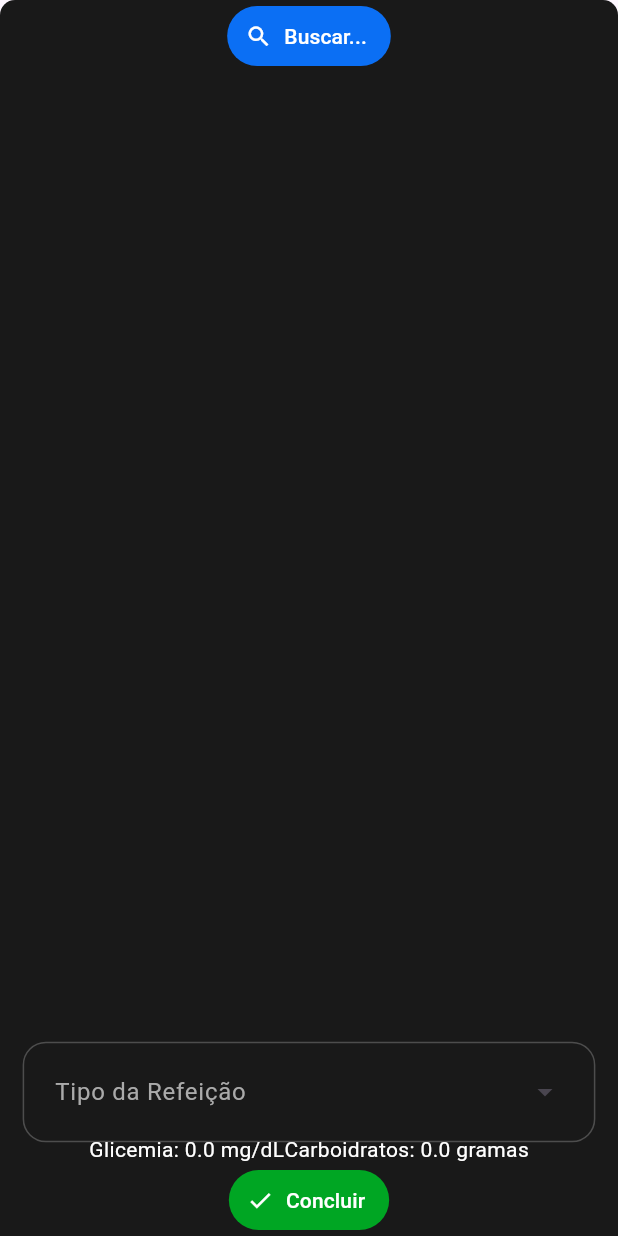
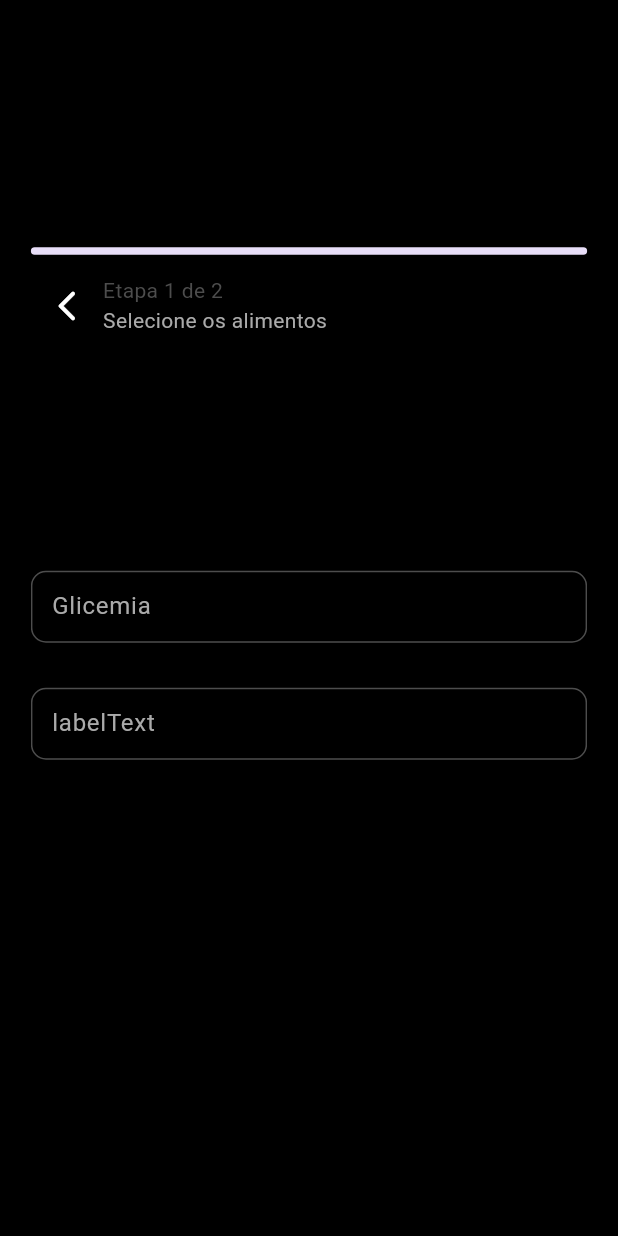
Before and after one commit to ezboy4life/carbonet, a Flutter app: the AdicionarRefeicao screen opened directly, on a phone screen of 412 x 824 dp. Run offline on Flutter 3.47's test engine with Material 3 defaults, Android fonts, the phone set to English and light mode, and no system bars; our stand-ins replace logger, sqflite; accounts and stored records are empty.

Commit message:
Update página de adicionar refeições
Parcialmente feito o paginador da página de adicionar refeições, que vai
separar as informações da listagem de alimentos adicionados.

```diff
--- a/lib/pages/add_refeicao.dart
+++ b/lib/pages/add_refeicao.dart
@@ -8,10 +8,13 @@ import 'package:carbonet/pages/selecionar_alimentos.dart';
 import 'package:carbonet/utils/app_colors.dart';
 import 'package:carbonet/utils/dao_procedure_coupler.dart';
 import 'package:carbonet/utils/logged_user_access.dart';
+import 'package:carbonet/utils/logger.dart';
+import 'package:carbonet/widgets/date_input_field.dart';
 import 'package:carbonet/widgets/dropdown_menu.dart';
 import 'package:carbonet/widgets/dropdown_menu_entry.dart';
+import 'package:carbonet/widgets/input_field.dart';
 import 'package:flutter/material.dart';
-import 'package:flutter/widgets.dart';
+import 'package:flutter/services.dart';
 
 class AdicionarRefeicao extends StatefulWidget {
   const AdicionarRefeicao({super.key});
@@ -23,8 +26,20 @@ class AdicionarRefeicao extends StatefulWidget {
 class _AdicionarRefeicaoState extends State<AdicionarRefeicao> {
   final List<AlimentoIngerido> alimentosSelecionados = [];
   final TextEditingController tipoRefeicaoController = TextEditingController();
-  double glicemia = 0;
-  double totalCHO = 0;
+  final TextEditingController _glicemiaController = TextEditingController();
+  final TextEditingController _dateController = TextEditingController();
+  DateTime? selectedBirthDate;
+
+  final List<String> _hintTexts = [
+    "Selecione os alimentos",
+    "Preencha os dados",
+  ];
+  late List<Widget> _pageList;
+  final PageController _pageViewController = PageController();
+  double glicemia = 0.0;
+  double totalCHO = 0.0;
+  double _currentProgress = 0.0;
+  int _currentPageIndex = 0;
 
   final List<DropdownMenuEntry<String>> tiposDeRefeicao = [
     CustomDropdownMenuEntry(value: "Café da manhã", label: "Café da manhã"),
@@ -32,6 +47,52 @@ class _AdicionarRefeicaoState extends State<AdicionarRefeicao> {
     CustomDropdownMenuEntry(value: "Janta", label: "Janta"),
     CustomDropdownMenuEntry(value: "Lanche", label: "Lanche"),
   ];
+
+  double _normalize(int min, int max, int value) {
+    return (value - min) / (max - min);
+  }
+
+  void _handlePageChanged(int currentPageIndex) {
+    _currentProgress = _normalize(0, _pageList.length - 1, currentPageIndex);
+    setState(() {
+      _currentPageIndex = currentPageIndex;
+    });
+  }
+
+  void _nextPage() {
+    _pageViewController.nextPage(
+      duration: const Duration(milliseconds: 300),
+      curve: Curves.easeIn,
+    );
+  }
+
+  void _previousPage() {
+    _pageViewController.previousPage(
+      duration: const Duration(milliseconds: 300),
+      curve: Curves.easeIn,
+    );
+  }
+
+  void _handleDateSelected(DateTime date) {
+    setState(() {
+      selectedBirthDate = date;
+    });
+    infoLog("Data selecionada: ${selectedBirthDate.toString()}");
+  }
+
+  @override
+  void initState() {
+    super.initState();
+    _pageList = [
+      FoodList(
+        nextPage: _nextPage,
+        glicemiaController: _glicemiaController,
+        onDateSelected: _handleDateSelected,
+        dateController: _dateController,
+      ),
+      const Text("Página de informações"),
+    ];
+  }
 
   @override
   void setState(VoidCallback fn) {
@@ -45,58 +106,116 @@ class _AdicionarRefeicaoState extends State<AdicionarRefeicao> {
 
   @override
   Widget build(BuildContext context) {
-    return Center(
-      child: Container(
-        decoration: const BoxDecoration(
-          color: AppColors.dialogBackground2,
-          borderRadius: BorderRadius.vertical(
-            top: Radius.circular(10),
-          ),
-        ),
+    double screenHeight = MediaQuery.of(context).size.height;
+    double screenWidth = MediaQuery.of(context).size.width;
+
+    return Scaffold(
+      backgroundColor: Colors.black,
+      resizeToAvoidBottomInset: false,
+      body: Center(
+        child: SizedBox(
+          height: screenHeight * 0.6,
+          width: screenWidth * 0.9,
           child: Column(
             mainAxisAlignment: MainAxisAlignment.center,
             children: [
-            TextButton_BuscarAlimentos(
-              alimentosSelecionados: alimentosSelecionados,
-              setPageState: setState,
+              LinearProgressIndicator(
+                value: _currentProgress,
+                minHeight: 5,
+                borderRadius: const BorderRadius.all(Radius.circular(100)),
               ),
-            Padding(
-              padding: const EdgeInsets.all(16.0),
-              child: ListView_AlimentosSelecionados(
-                alimentosSelecionados: alimentosSelecionados,
-              ),
-            ),
-            const Spacer(),
-            CustomDropDownMenu(
-              labelText: "Tipo da Refeição",
-              dropdownMenuEntries: tiposDeRefeicao,
+              const SizedBox(
+                height: 10,
               ),
               Row(
-              mainAxisAlignment: MainAxisAlignment.center,
+                mainAxisAlignment: MainAxisAlignment.start,
                 children: [
-                Text(
-                  "Glicemia: ${glicemia} mg/dL",
-                  style: const TextStyle(
+                  IconButton(
+                    onPressed: () {
+                      infoLog("Botão de voltar");
+                      _previousPage();
+                    },
+                    icon: const Icon(
+                      Icons.arrow_back_ios_new_rounded,
                       color: Colors.white,
                     ),
                   ),
+                  Column(
+                    mainAxisAlignment: MainAxisAlignment.center,
+                    crossAxisAlignment: CrossAxisAlignment.start,
+                    children: [
                       Text(
-                  "Carboidratos: ${totalCHO} gramas",
+                        "Etapa ${_currentPageIndex + 1} de ${_pageList.length}",
                         style: const TextStyle(
-                    color: Colors.white,
+                          color: AppColors.fontDimmed,
+                        ),
+                      ),
+                      Text(
+                        _hintTexts[_currentPageIndex],
+                        style: const TextStyle(
+                          color: AppColors.fontBright,
+                        ),
+                      ),
+                    ],
+                  )
+                ],
+              ),
+              Expanded(
+                child: PageView(
+                  controller: _pageViewController,
+                  physics: const NeverScrollableScrollPhysics(),
+                  onPageChanged: _handlePageChanged,
+                  children: _pageList,
                 ),
               ),
             ],
           ),
-            TextButton_CadastrarRefeicao(
-              alimentosSelecionados: alimentosSelecionados,
-              glicemia: glicemia,
-              totalCHO: totalCHO,
-              tipoRefeicao: tipoRefeicaoController.text,
-            ),
-          ],
         ),
       ),
+    );
+  }
+}
+
+class FoodList extends StatelessWidget {
+  final VoidCallback nextPage;
+  final Function(DateTime) onDateSelected;
+  final TextEditingController glicemiaController;
+  final TextEditingController dateController;
+
+  const FoodList({
+    super.key,
+    required this.nextPage,
+    required this.glicemiaController,
+    required this.onDateSelected,
+    required this.dateController,
+  });
+
+  @override
+  Widget build(BuildContext context) {
+    return Column(
+      mainAxisAlignment: MainAxisAlignment.center,
+      children: [
+        InputField(
+          controller: glicemiaController,
+          labelText: "Glicemia",
+          inputFormatters: [
+            FilteringTextInputFormatter.allow(
+              RegExp(r'^\d*[.,]?\d*$'),
+            ),
+            CommaToDotFormatter(),
+          ],
+          keyboardType: const TextInputType.numberWithOptions(decimal: true),
+          maxLength: 320,
+        ),
+        const SizedBox(
+          height: 30,
+        ),
+        DateInputField(
+          labelText: "labelText",
+          dateController: dateController,
+          onDateSelected: onDateSelected,
+        )
+      ],
     );
   }
 }
@@ -285,3 +404,68 @@ class TextButton_BuscarAlimentos extends StatelessWidget {
 //     );
 //   }
 // }
+
+// Center(
+//       child: Container(
+//         decoration: const BoxDecoration(
+//           color: AppColors.dialogBackground2,
+//           borderRadius: BorderRadius.vertical(
+//             top: Radius.circular(10),
+//           ),
+//         ),
+//         child: Column(
+//           mainAxisAlignment: MainAxisAlignment.center,
+//           children: [
+//             TextButton_BuscarAlimentos(
+//               alimentosSelecionados: alimentosSelecionados,
+//               setPageState: setState,
+//             ),
+//             Padding(
+//               padding: const EdgeInsets.all(16.0),
+//               child: ListView_AlimentosSelecionados(
+//                 alimentosSelecionados: alimentosSelecionados,
+//               ),
+//             ),
+//             const Spacer(),
+//             CustomDropDownMenu(
+//               labelText: "Tipo da Refeição",
+//               dropdownMenuEntries: tiposDeRefeicao,
+//             ),
+//             Row(
+//               mainAxisAlignment: MainAxisAlignment.center,
+//               children: [
+//                 Text(
+//                   "Glicemia: ${glicemia} mg/dL",
+//                   style: const TextStyle(
+//                     color: Colors.white,
+//                   ),
+//                 ),
+//                 Text(
+//                   "Carboidratos: ${totalCHO} gramas",
+//                   style: const TextStyle(
+//                     color: Colors.white,
+//                   ),
+//                 ),
+//               ],
+//             ),
+//             TextButton_CadastrarRefeicao(
+//               alimentosSelecionados: alimentosSelecionados,
+//               glicemia: glicemia,
+//               totalCHO: totalCHO,
+//               tipoRefeicao: tipoRefeicaoController.text,
+//             ),
+//           ],
+//         ),
+//       ),
+//     );
+
+class CommaToDotFormatter extends TextInputFormatter {
+  @override
+  TextEditingValue formatEditUpdate(
+      TextEditingValue oldValue, TextEditingValue newValue) {
+    return newValue.copyWith(
+      text: newValue.text.replaceAll(',', '.'),
+      selection: newValue.selection,
+    );
+  }
+}
--- a/lib/pages/home_screen.dart
+++ b/lib/pages/home_screen.dart
@@ -30,6 +30,7 @@ class _HomeScreenState extends State<HomeScreen> {
         showModalBottomSheet(
           context: context,
           isScrollControlled: true,
+          elevation: 5,
           builder: (BuildContext context) {
             return SizedBox(
               height: MediaQuery.of(context).size.height * 0.9,
@@ -81,7 +82,7 @@ class _HomeScreenState extends State<HomeScreen> {
               onTap: _onItemTapped,
               showSelectedLabels: false,
               showUnselectedLabels: false,
-              backgroundColor: Colors.white,
+              backgroundColor: Colors.black,
               type: BottomNavigationBarType.fixed,
               items: const [
                 BottomNavigationBarItem(
--- a/lib/pages/register.dart
+++ b/lib/pages/register.dart
@@ -18,7 +18,7 @@ class RegisterPage extends StatefulWidget {
 }
 
 class RegisterPageState extends State<RegisterPage> {
-  late PageController _pageViewController;
+  final PageController _pageViewController = PageController();
   late List<Widget> _pageList;
   final UserRepository userRepository = UserRepository();
   final TextEditingController _emailController = TextEditingController();
@@ -42,7 +42,6 @@ class RegisterPageState extends State<RegisterPage> {
   @override
   void initState() {
     super.initState();
-    _pageViewController = PageController();
     _pageList = [
       _EmailAndPassword(
         nextPage: _nextPage,
@@ -71,16 +70,16 @@ class RegisterPageState extends State<RegisterPage> {
 
     // TODO: Só pra facilitar os testes no cadastro. REMOVAM DEPOIS :V
 
-    // _emailController.text = "@gmail.com";
-    // _passwordController.text = "1111111111";
-    // _nameController.text = "Nome";
-    // _surnameController.text = "Sobrenome";
-    // _heightController.text = "1.79"; // minha altura :D
-    // _weightController.text = "71.2"; // e meu peso   :D
+    _emailController.text = "teste@gmail.com";
+    _passwordController.text = "1231231231";
+    _nameController.text = "Nome";
+    _surnameController.text = "Sobrenome";
+    _heightController.text = "1.79"; // minha altura :D
+    _weightController.text = "71.2"; // e meu peso   :D
     // Alguém precisa pelo amor de Deus me explicar o que diabos é essa
     // constante, eu juro que não acho isso em absolutamente lugar nenhum
     // na internet pra ter um ponto de referência.
-    // _insulinController.text = "1.0";
+    _insulinController.text = "1.0";
   }
 
   double _normalize(int min, int max, int value) {
@@ -261,7 +260,7 @@ class _EmailAndPassword extends StatelessWidget {
   Widget build(BuildContext context) {
     return Column(
       mainAxisAlignment: MainAxisAlignment.center,
-      children: <Widget>[
+      children: [
         InputField(
           controller: emailController,
           labelText: "E-mail",
@@ -440,7 +439,6 @@ class _BirthAndWeight extends StatelessWidget {
   final VoidCallback nextPage;
   final Function(DateTime) onDateSelected;
   final Function getSelectedBirthDate;
-  // final DateTime? birthDate;
 
   const _BirthAndWeight({
     required this.nextPage,
--- a/lib/widgets/date_input_field.dart
+++ b/lib/widgets/date_input_field.dart
@@ -28,7 +28,6 @@ class DateInputField extends StatelessWidget {
     super.key,
     required this.labelText,
     required this.dateController,
-    // required this.birthDate,
     required this.onDateSelected,
   });
 
```
Lines whose indentation alone changed are shown as unchanged.
